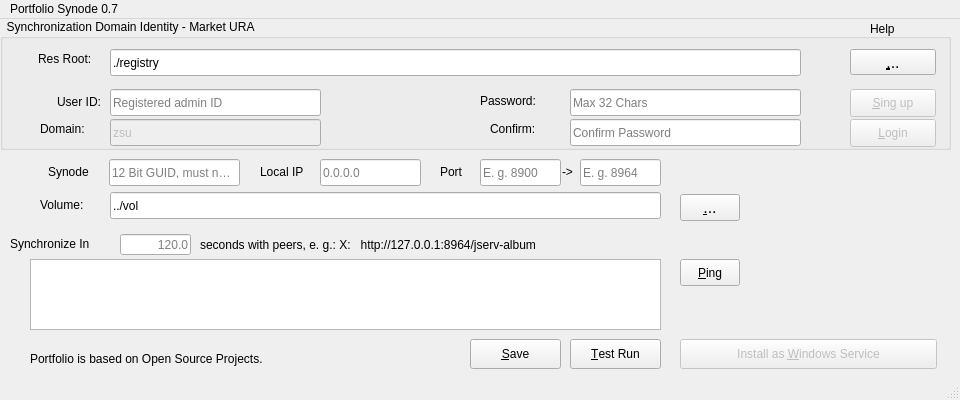
odys-z/semantic-jserv, file synode.py/src/synodepy3/form.ui: the form before one commit.
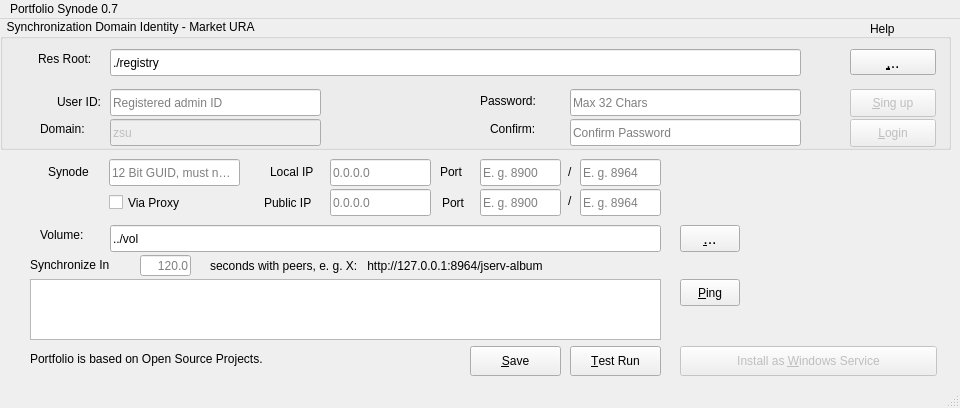
The form after the commit. Icons and pictures are not drawn.

Commit message: add reversePorxy support (rename reversProxy), refactor gen_qr()

Diff of the .ui file:
```diff
--- a/synode.py/src/synodepy3/form.ui
+++ b/synode.py/src/synodepy3/form.ui
@@ -7,7 +7,7 @@
     <x>0</x>
     <y>0</y>
     <width>960</width>
-    <height>400</height>
+    <height>408</height>
    </rect>
   </property>
   <property name="minimumSize">
@@ -30,9 +30,9 @@
     <property name="geometry">
      <rect>
       <x>30</x>
-      <y>240</y>
+      <y>260</y>
       <width>631</width>
-      <height>71</height>
+      <height>61</height>
      </rect>
     </property>
     <property name="maximumSize">
@@ -45,8 +45,8 @@
    <widget class="QLabel" name="lbJservs">
     <property name="geometry">
      <rect>
-      <x>200</x>
-      <y>215</y>
+      <x>210</x>
+      <y>236</y>
       <width>461</width>
       <height>21</height>
      </rect>
@@ -55,14 +55,14 @@
      <cursorShape>IBeamCursor</cursorShape>
     </property>
     <property name="text">
-     <string>seconds with peers, e. g.: X:   http://127.0.0.1:8964/jserv-album</string>
+     <string>seconds with peers, e. g. X:   http://127.0.0.1:8964/jserv-album</string>
     </property>
    </widget>
    <widget class="QLineEdit" name="txtVolpath">
     <property name="geometry">
      <rect>
       <x>110</x>
-      <y>173</y>
+      <y>206</y>
       <width>551</width>
       <height>27</height>
      </rect>
@@ -81,7 +81,7 @@
     <property name="geometry">
      <rect>
       <x>680</x>
-      <y>175</y>
+      <y>206</y>
       <width>60</width>
       <height>27</height>
      </rect>
@@ -111,7 +111,7 @@
     <property name="geometry">
      <rect>
       <x>40</x>
-      <y>176</y>
+      <y>206</y>
       <width>69</width>
       <height>19</height>
      </rect>
@@ -158,7 +158,7 @@
    <widget class="QLineEdit" name="txtIP">
     <property name="geometry">
      <rect>
-      <x>320</x>
+      <x>330</x>
       <y>140</y>
       <width>101</width>
       <height>27</height>
@@ -180,7 +180,7 @@
    <widget class="QLabel" name="lbIP">
     <property name="geometry">
      <rect>
-      <x>260</x>
+      <x>270</x>
       <y>143</y>
       <width>69</width>
       <height>19</height>
@@ -535,7 +535,7 @@
     <property name="geometry">
      <rect>
       <x>570</x>
-      <y>320</y>
+      <y>327</y>
       <width>91</width>
       <height>30</height>
      </rect>
@@ -554,7 +554,7 @@
     <property name="geometry">
      <rect>
       <x>680</x>
-      <y>320</y>
+      <y>327</y>
       <width>257</width>
       <height>30</height>
      </rect>
@@ -573,7 +573,7 @@
     <property name="geometry">
      <rect>
       <x>470</x>
-      <y>320</y>
+      <y>327</y>
       <width>91</width>
       <height>30</height>
      </rect>
@@ -604,8 +604,8 @@
    <widget class="QLabel" name="lbIneach">
     <property name="geometry">
      <rect>
-      <x>10</x>
-      <y>215</y>
+      <x>30</x>
+      <y>236</y>
       <width>111</width>
       <height>19</height>
      </rect>
@@ -617,9 +617,9 @@
    <widget class="QLineEdit" name="txtSyncIns">
     <property name="geometry">
      <rect>
-      <x>120</x>
-      <y>215</y>
-      <width>71</width>
+      <x>140</x>
+      <y>236</y>
+      <width>51</width>
       <height>21</height>
      </rect>
     </property>
@@ -646,7 +646,7 @@
     <property name="geometry">
      <rect>
       <x>680</x>
-      <y>240</y>
+      <y>260</y>
       <width>60</width>
       <height>27</height>
      </rect>
@@ -683,14 +683,132 @@
    <widget class="QLabel" name="lbPort_2">
     <property name="geometry">
      <rect>
-      <x>562</x>
+      <x>568</x>
       <y>143</y>
-      <width>23</width>
+      <width>12</width>
       <height>20</height>
      </rect>
     </property>
     <property name="text">
-     <string>-&gt;</string>
+     <string>/</string>
+    </property>
+   </widget>
+   <widget class="QCheckBox" name="chkReverseProxy">
+    <property name="geometry">
+     <rect>
+      <x>109</x>
+      <y>173</y>
+      <width>171</width>
+      <height>21</height>
+     </rect>
+    </property>
+    <property name="text">
+     <string>Via Proxy </string>
+    </property>
+   </widget>
+   <widget class="QLabel" name="lbPublicIP">
+    <property name="geometry">
+     <rect>
+      <x>264</x>
+      <y>174</y>
+      <width>61</width>
+      <height>20</height>
+     </rect>
+    </property>
+    <property name="text">
+     <string>Public IP</string>
+    </property>
+   </widget>
+   <widget class="QLineEdit" name="txtPort_proxy">
+    <property name="geometry">
+     <rect>
+      <x>580</x>
+      <y>170</y>
+      <width>81</width>
+      <height>27</height>
+     </rect>
+    </property>
+    <property name="whatsThis">
+     <string extracomment="Global / Domain wide node ID."/>
+    </property>
+    <property name="text">
+     <string/>
+    </property>
+    <property name="maxLength">
+     <number>6</number>
+    </property>
+    <property name="placeholderText">
+     <string>E. g. 8964</string>
+    </property>
+   </widget>
+   <widget class="QLineEdit" name="txtWebport_proxy">
+    <property name="geometry">
+     <rect>
+      <x>480</x>
+      <y>170</y>
+      <width>81</width>
+      <height>27</height>
+     </rect>
+    </property>
+    <property name="whatsThis">
+     <string extracomment="Global / Domain wide node ID."/>
+    </property>
+    <property name="text">
+     <string/>
+    </property>
+    <property name="maxLength">
+     <number>6</number>
+    </property>
+    <property name="placeholderText">
+     <string>E. g. 8900</string>
+    </property>
+   </widget>
+   <widget class="QLineEdit" name="txtIP_proxy">
+    <property name="geometry">
+     <rect>
+      <x>330</x>
+      <y>170</y>
+      <width>101</width>
+      <height>27</height>
+     </rect>
+    </property>
+    <property name="whatsThis">
+     <string extracomment="Global / Domain wide node ID."/>
+    </property>
+    <property name="text">
+     <string/>
+    </property>
+    <property name="maxLength">
+     <number>39</number>
+    </property>
+    <property name="placeholderText">
+     <string>0.0.0.0</string>
+    </property>
+   </widget>
+   <widget class="QLabel" name="lbPort_3">
+    <property name="geometry">
+     <rect>
+      <x>568</x>
+      <y>172</y>
+      <width>12</width>
+      <height>20</height>
+     </rect>
+    </property>
+    <property name="text">
+     <string>/</string>
+    </property>
+   </widget>
+   <widget class="QLabel" name="lbPort_4">
+    <property name="geometry">
+     <rect>
+      <x>442</x>
+      <y>174</y>
+      <width>41</width>
+      <height>20</height>
+     </rect>
+    </property>
+    <property name="text">
+     <string>Port</string>
     </property>
    </widget>
   </widget>
```
Left out of the diff: 26 changed lines with no effect on the pictures. The commit also changes 11 other files.
